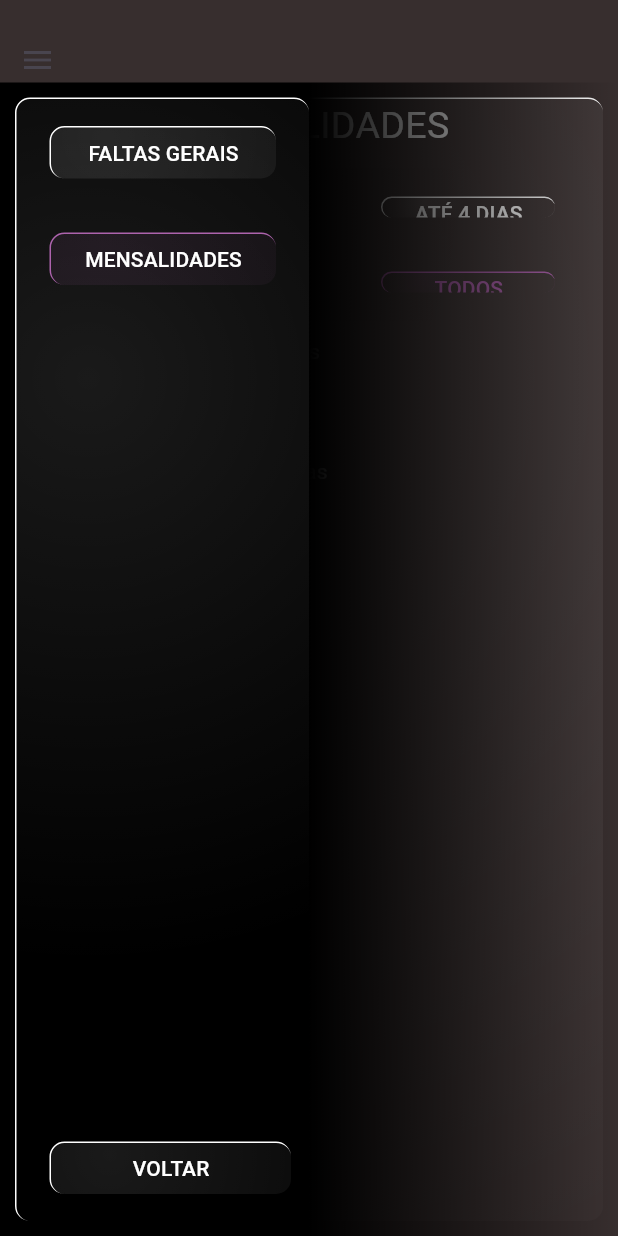
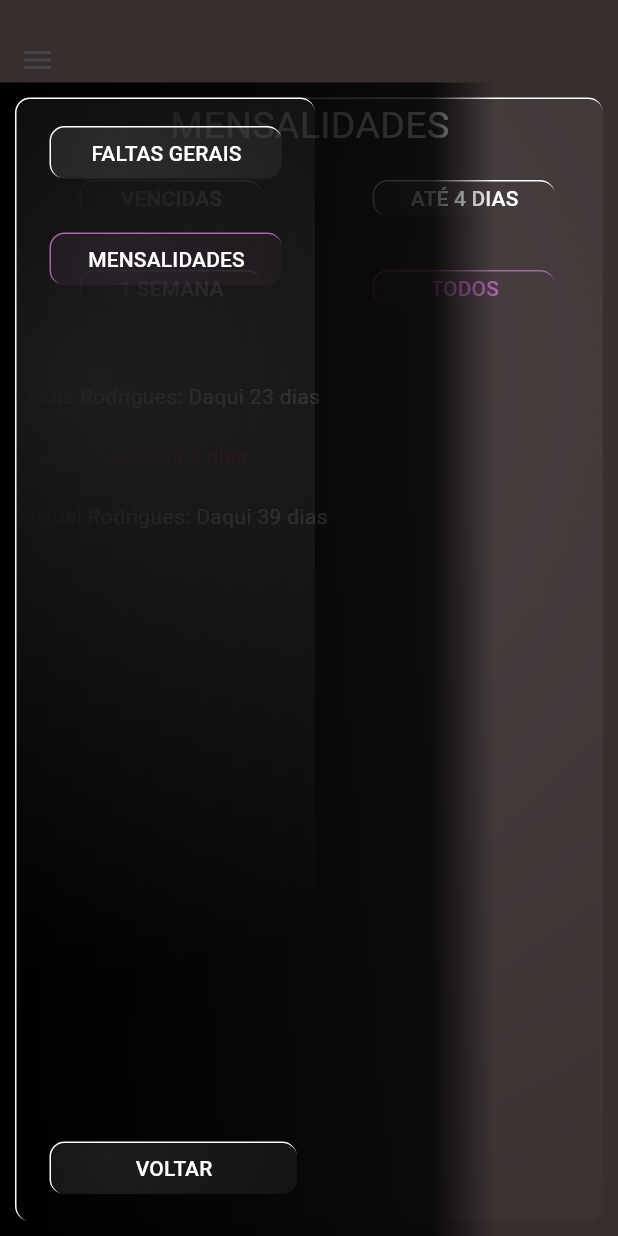
Before and after one commit to N1ckg4m3s/Projeto_StudioPilates, a Flutter app: the RelatorioScreen screen opened by its route, after a tap on the "menu" icon, after a tap on "MENSALIDADES", on a phone screen of 412 x 824 dp. Run offline on Flutter 3.47's test engine with Material 3 defaults, Android fonts, the phone set to English and light mode, and no system bars.

Commit message:
Arrumando Responsividade pra >400px

```diff
--- a/lib/ConfigScreen/Aluno.dart
+++ b/lib/ConfigScreen/Aluno.dart
@@ -101,7 +101,8 @@ class AgendamentoScreenState extends State<AgendamentoScreen> {
           Expanded(
               child: GridView(
             gridDelegate: SliverGridDelegateWithFixedCrossAxisCount(
-                mainAxisExtent: 85, crossAxisCount: QuantidadeItens),
+                mainAxisExtent: (WindowWidth > 500 ? 85 : 103),
+                crossAxisCount: QuantidadeItens),
             padding: EdgeInsets.only(right: 10),
             children: AlunosController()
                 .ObterAlunos()
@@ -121,7 +122,7 @@ Widget Card(WindowWidth, Aluno Data, EnviarParaSobre) {
       onPressed: () => {EnviarParaSobre(Data)},
       child: GlassContainer(
           Width: 300,
-          Height: 64,
+          Height: 0,
           Padding: EdgeInsets.all(10),
           Cor: Colors.white,
           Child: Column(
--- /dev/null
+++ b/lib/Controle/ControllerDataBase.dart
@@ -0,0 +1,3 @@
+// ignore_for_file: file_names
+
+class ControllerDataBase {}
--- a/lib/RelatorioScreen/Mensalidades.dart
+++ b/lib/RelatorioScreen/Mensalidades.dart
@@ -45,13 +45,19 @@ class MensalidadesScreenState extends State<MensalidadesScreen> {
               style: TextStyle(color: Colors.white, fontSize: 25),
             ),
           ),
-          GlassContainer(
-            Width: 0,
-            Height: (50 * (WindowWidth > 880 ? 1 : 2)) + 2,
-            Cor: Colors.transparent,
-            Child: GridView(
+          Container(
+            width: double.maxFinite,
+            height: (50 *
+                    (WindowWidth > 880
+                        ? 1
+                        : WindowWidth > 500
+                            ? 2
+                            : 3)) +
+                2,
+            color: Colors.transparent,
+            child: GridView(
                 gridDelegate: SliverGridDelegateWithFixedCrossAxisCount(
-                    mainAxisExtent: 50,
+                    mainAxisExtent: WindowWidth > 500 ? 50 : 60,
                     crossAxisCount: WindowWidth > 880 ? 4 : 2),
                 children: Filtros.map((e) => TextButton(
                       onPressed: () => setState(() {
--- a/lib/RelatorioScreen/RelatorioScreenMain.dart
+++ b/lib/RelatorioScreen/RelatorioScreenMain.dart
@@ -5,7 +5,6 @@ import 'package:app_pilates/RelatorioScreen/FaltasGerais.dart';
 import 'package:app_pilates/RelatorioScreen/Mensalidades.dart';
 import 'package:flutter/material.dart';
 import 'package:app_pilates/Componentes/GlassContainer.dart';
-import 'package:flutter/widgets.dart';
 
 class RelatorioScreen extends StatefulWidget {
   const RelatorioScreen({super.key});
@@ -15,7 +14,7 @@ class RelatorioScreen extends StatefulWidget {
 }
 
 final List<String> Paginas = ["FALTAS GERAIS", "MENSALIDADES"];
-String ShowPage = "MENSALIDADES";
+String ShowPage = "FALTAS GERAIS";
 bool DroweAberto = false;
 
 class RelatorioScreenState extends State<RelatorioScreen> {
@@ -57,17 +56,32 @@ class RelatorioScreenState extends State<RelatorioScreen> {
                         decoration: BoxDecoration(
                           gradient: LinearGradient(colors: [
                             Colors.black,
-                            Colors.black,
+                            Colors.black.withOpacity(.8),
                             Colors.transparent,
                           ], stops: [
                             0,
-                            .5,
-                            1
+                            .7,
+                            .8
                           ]),
                         ),
-                        padding: EdgeInsets.only(right: WindowWidth * .5),
-                        child: NavBar(WindowWidth, WindowHeight - 55, setState,
-                            EnviarParaInicio),
+                        child: Row(
+                          children: [
+                            NavBar(WindowWidth, WindowHeight, setState,
+                                EnviarParaInicio),
+                            TextButton(
+                                style: ButtonStyle(
+                                  overlayColor: MaterialStatePropertyAll(
+                                      Colors.transparent),
+                                ),
+                                onPressed: () => setState(() {
+                                      DroweAberto = false;
+                                    }),
+                                child: SizedBox(
+                                  width: WindowWidth - 240,
+                                  height: WindowHeight - 55,
+                                ))
+                          ],
+                        ),
                       )
                   ],
                 )
```
Also changed, not shown: lib/ConfigScreen/ConfScreenMain.dart (+22 -8 lines), lib/ConfigScreen/NovoAluno.dart (+8 -7 lines), lib/HorarioScreen.dart (+22 -8 lines), lib/WeekScreen.dart (+22 -8 lines).
